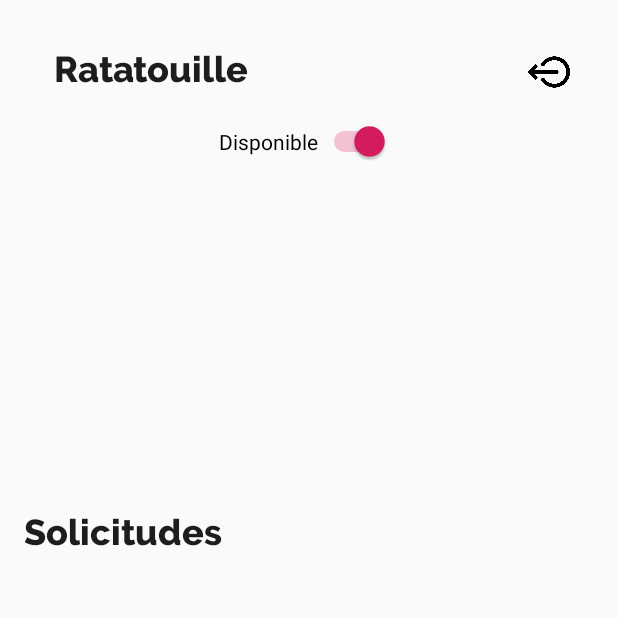
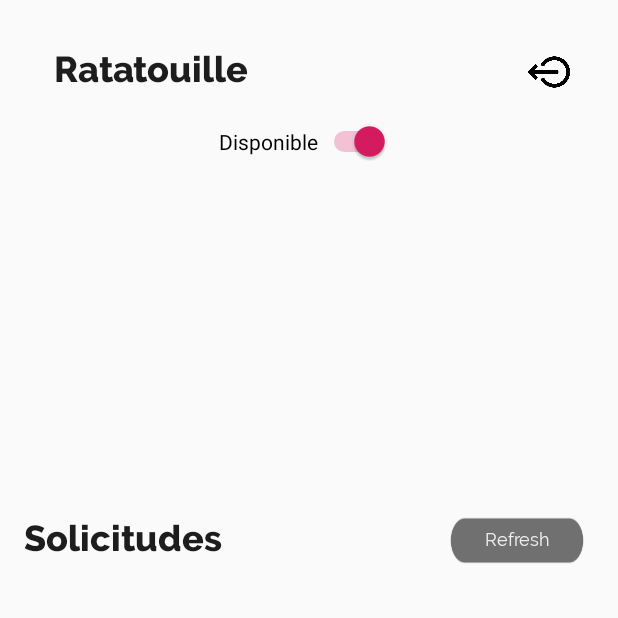
Before and after one commit to abelsantiagocortes/Ratatouille-Dev, an Android app: the ChefActivity screen opened directly, with no data from a screen before it, on a phone screen of 412 x 824 dp, the top half of it. Run offline under Robolectric (Android 15) with nearby library versions, the phone set to English and light mode, and no system bars; our stand-ins replace Firebase (no records; nobody signed in at launch, a user with empty details on screens opened directly).

Commit message:
Functional Project not Cute

```diff
--- a/app/src/main/java/com/example/ratatouille/ChefActivity.java
+++ b/app/src/main/java/com/example/ratatouille/ChefActivity.java
@@ -11,6 +11,7 @@
 import android.util.Log;
 import android.view.View;
 import android.widget.ArrayAdapter;
+import android.widget.Button;
 import android.widget.CompoundButton;
 import android.widget.ImageView;
 import android.widget.ListView;
@@ -42,8 +43,10 @@
     ImageView logOut;
     ImageView iconoChef;
     ListView listaSolicitud;
+    Button btnr;
 
     DatabaseReference dbChefs;
+    DatabaseReference dbNotifs;
     StorageReference storageChef;
 
     FirebaseAuth registerAuth;
@@ -69,6 +72,16 @@
             public void onClick(View view) {
                 registerAuth.signOut();
                 Intent intent = new Intent( getApplicationContext(), LogIn.class );
+                startActivity(intent);
+            }
+        });
+
+        btnr=findViewById(R.id.refreshi);
+        btnr.setOnClickListener(new View.OnClickListener() {
+            @Override
+            public void onClick(View v) {
+                Intent intent = new Intent(getApplicationContext(),ChefActivity.class);
+                intent.addFlags(Intent.FLAG_ACTIVITY_NO_ANIMATION);
                 startActivity(intent);
             }
         });
@@ -105,9 +118,38 @@
                 Log.i("LOGINFAILED","CHEF" );
             }
         });
+
         listSolicitudes = new ArrayList<>();
-        Query querySolicitud = FirebaseDatabase.getInstance().getReference("solicitud").orderByChild("idChef").equalTo(uid);
-        querySolicitud.addListenerForSingleValueEvent(valueEventListener);
+        Query soli = FirebaseDatabase.getInstance().getReference("solicitud").orderByChild("idChef").equalTo(uid);
+        soli.addListenerForSingleValueEvent(new ValueEventListener() {
+            @Override
+            public void onDataChange(@NonNull DataSnapshot dataSnapshot) {
+                if (dataSnapshot.exists())
+                {
+                    for (DataSnapshot snapshot : dataSnapshot.getChildren()) {
+                        Solicitud noti = snapshot.getValue(Solicitud.class);
+                        listSolicitudes.add(noti);
+                    }
+                }
+
+                for(int i =0;i<listSolicitudes.size();i++)
+                {
+                    System.out.println(listSolicitudes.get(i).getIdCliente());
+                }
+                ArrayAdapter<Solicitud> adapter = new SolicitudAdapter(getApplicationContext(),listSolicitudes);
+                listaSolicitud.setAdapter(adapter);
+
+            }
+
+            @Override
+            public void onCancelled(@NonNull DatabaseError databaseError) {
+
+            }
+        });
+
+
+
+
 
 
     }
@@ -128,8 +170,10 @@
             {
                 System.out.println(listSolicitudes.get(i).getIdCliente());
             }
+
             ArrayAdapter<Solicitud> adapter = new SolicitudAdapter(getApplicationContext(), listSolicitudes);
             listaSolicitud.setAdapter(adapter);
+            listSolicitudes.clear();
 
         }
 
--- a/app/src/main/java/com/example/ratatouille/ChefProfile.java
+++ b/app/src/main/java/com/example/ratatouille/ChefProfile.java
@@ -46,6 +46,7 @@
         btn_solicitud = findViewById(R.id.btn_solicitud);
         ids=findViewById(R.id.idchef);
 
+
         Query queryChefData = FirebaseDatabase.getInstance().getReference("userChef").orderByChild("userId").equalTo(id);
         queryChefData.addValueEventListener(new ValueEventListener() {
             @Override
--- a/app/src/main/res/layout/activity_chef.xml
+++ b/app/src/main/res/layout/activity_chef.xml
@@ -50,11 +50,10 @@
 
     <TextView
         android:id="@+id/gravity2"
-        android:layout_width="0dp"
-        android:layout_height="wrap_content"
+        android:layout_width="287dp"
+        android:layout_height="31dp"
         android:layout_marginStart="16dp"
-        android:layout_marginTop="16dp"
-        android:layout_marginEnd="16dp"
+        android:layout_marginTop="20dp"
         android:background="@null"
         android:ems="10"
         android:fontFamily="@font/raleway_extrabold"
@@ -63,8 +62,6 @@
         android:textAlignment="viewStart"
         android:textColor="#E2000000"
         android:textSize="24sp"
-        app:layout_constraintEnd_toEndOf="parent"
-        app:layout_constraintHorizontal_bias="1.0"
         app:layout_constraintStart_toStartOf="parent"
         app:layout_constraintTop_toBottomOf="@+id/Icon" />
 
@@ -92,4 +89,16 @@
         app:layout_constraintStart_toStartOf="parent"
         app:layout_constraintTop_toBottomOf="@+id/gravity2" />
 
+    <Button
+        android:id="@+id/refreshi"
+        style="@style/btn_txt_white_background_grey"
+        android:layout_width="89dp"
+        android:layout_height="31dp"
+        android:layout_marginStart="284dp"
+        android:layout_marginTop="20dp"
+        android:text="Refresh"
+        android:textSize="12dp"
+        app:layout_constraintStart_toStartOf="@+id/gravity2"
+        app:layout_constraintTop_toBottomOf="@+id/Icon" />
+
 </androidx.constraintlayout.widget.ConstraintLayout>
```
